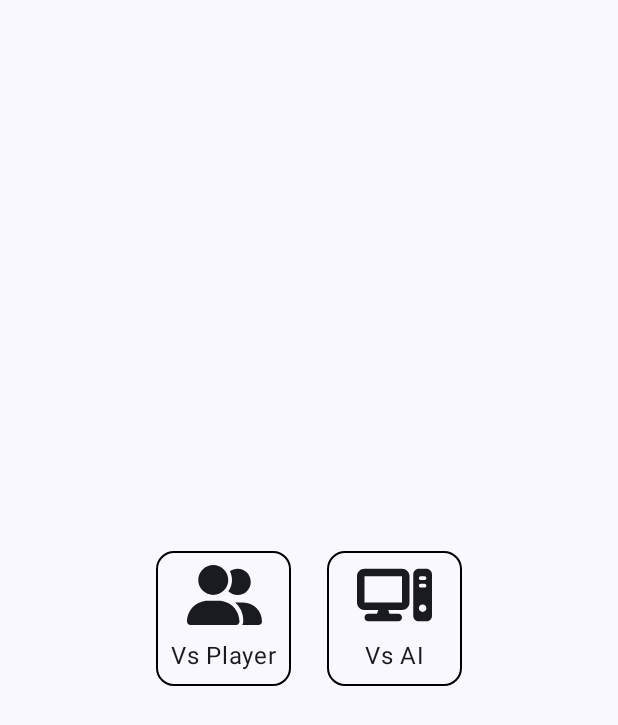
After one commit to AfiqN/Simple-tic-tac-toe, an Android app built with Jetpack Compose: the composable LandingScreen shown on its own in the app's theme, on a phone screen of 412 x 824 dp. The commit adds this screen. Shown: the top 725 px of the screen. Run offline under Robolectric (Android 15) with nearby library versions, the phone set to English and light mode, and no system bars.

Commit message:
game option configuration init

```diff
--- a/app/build.gradle.kts
+++ b/app/build.gradle.kts
@@ -60,6 +60,7 @@ dependencies {
     implementation(libs.androidx.ui.tooling.preview)
     implementation(libs.androidx.material3)
     implementation(libs.androidx.ui.text.google.fonts)
+    implementation(libs.androidx.navigation.compose)
     testImplementation(libs.junit)
     androidTestImplementation(libs.androidx.junit)
     androidTestImplementation(libs.androidx.espresso.core)
--- /dev/null
+++ b/app/src/main/java/com/afiqn/gameapp/ui/landingpage/LandingScreen.kt
@@ -0,0 +1,95 @@
+package com.afiqn.gameapp.ui.landingpage
+
+import androidx.compose.foundation.border
+import androidx.compose.foundation.clickable
+import androidx.compose.foundation.layout.Arrangement
+import androidx.compose.foundation.layout.Box
+import androidx.compose.foundation.layout.Column
+import androidx.compose.foundation.layout.Row
+import androidx.compose.foundation.layout.Spacer
+import androidx.compose.foundation.layout.fillMaxSize
+import androidx.compose.foundation.layout.padding
+import androidx.compose.foundation.layout.size
+import androidx.compose.material3.Icon
+import androidx.compose.material3.Shapes
+import androidx.compose.material3.Text
+import androidx.compose.runtime.Composable
+import androidx.compose.ui.Alignment
+import androidx.compose.ui.Modifier
+import androidx.compose.ui.draw.clip
+import androidx.compose.ui.graphics.Color
+import androidx.compose.ui.graphics.painter.Painter
+import androidx.compose.ui.res.painterResource
+import androidx.compose.ui.tooling.preview.Preview
+import androidx.compose.ui.unit.dp
+import com.afiqn.gameapp.R
+import com.afiqn.gameapp.ui.theme.AppTheme
+
+@Composable
+fun LandingScreen() {
+    Row(
+        modifier = Modifier
+            .fillMaxSize(),
+        horizontalArrangement = Arrangement.Center,
+        verticalAlignment = Alignment.CenterVertically
+    ) {
+        OptionButton(
+            text = "Vs Player",
+            icon = painterResource(id = R.drawable.ic_player)
+        )
+        Spacer(modifier = Modifier.size(24.dp))
+        OptionButton(
+            text = "Vs AI",
+            icon = painterResource(id = R.drawable.ic_computer)
+        )
+    }
+}
+
+@Composable
+fun OptionButton(
+    modifier: Modifier = Modifier,
+    onClick: () -> Unit = {},
+    text: String,
+    icon: Painter? = null
+) {
+    Box(
+        modifier = modifier
+            .size(90.dp)
+            .clickable { onClick() }
+            .border(
+                1.dp,
+                Color.Black,
+                Shapes().medium
+            )
+            .clip(Shapes().medium),
+        contentAlignment = Alignment.Center
+    ) {
+        Column(
+            horizontalAlignment = Alignment.CenterHorizontally,
+            verticalArrangement = Arrangement.Center
+        ){
+            if (icon != null) {
+                Icon(
+                    modifier = Modifier
+                        .weight(1f)
+                        .size(50.dp),
+                    painter = icon,
+                    contentDescription = null
+                )
+            }
+            Text(
+                modifier = Modifier
+                    .padding(bottom = 8.dp),
+                text = text
+            )
+        }
+    }
+}
+
+@Preview(showBackground = true)
+@Composable
+fun DefaultPreview() {
+    AppTheme {
+        LandingScreen()
+    }
+}
--- /dev/null
+++ b/app/src/main/res/drawable/ic_computer.xml
@@ -0,0 +1,9 @@
+<vector xmlns:android="http://schemas.android.com/apk/res/android"
+    android:width="640dp"
+    android:height="512dp"
+    android:viewportWidth="640"
+    android:viewportHeight="512">
+  <path
+      android:fillColor="#FF000000"
+      android:pathData="M384,96l0,224L64,320 64,96l320,0zM64,32C28.7,32 0,60.7 0,96L0,320c0,35.3 28.7,64 64,64l117.3,0 -10.7,32L96,416c-17.7,0 -32,14.3 -32,32s14.3,32 32,32l256,0c17.7,0 32,-14.3 32,-32s-14.3,-32 -32,-32l-74.7,0 -10.7,-32L384,384c35.3,0 64,-28.7 64,-64l0,-224c0,-35.3 -28.7,-64 -64,-64L64,32zM528,32c-26.5,0 -48,21.5 -48,48l0,352c0,26.5 21.5,48 48,48l64,0c26.5,0 48,-21.5 48,-48l0,-352c0,-26.5 -21.5,-48 -48,-48l-64,0zM544,96l32,0c8.8,0 16,7.2 16,16s-7.2,16 -16,16l-32,0c-8.8,0 -16,-7.2 -16,-16s7.2,-16 16,-16zM528,176c0,-8.8 7.2,-16 16,-16l32,0c8.8,0 16,7.2 16,16s-7.2,16 -16,16l-32,0c-8.8,0 -16,-7.2 -16,-16zM560,336a32,32 0,1 1,0 64,32 32,0 1,1 0,-64z"/>
+</vector>
--- /dev/null
+++ b/app/src/main/res/drawable/ic_player.xml
@@ -0,0 +1,9 @@
+<vector xmlns:android="http://schemas.android.com/apk/res/android"
+    android:width="640dp"
+    android:height="512dp"
+    android:viewportWidth="640"
+    android:viewportHeight="512">
+  <path
+      android:fillColor="#FF000000"
+      android:pathData="M96,128a128,128 0,1 1,256 0A128,128 0,1 1,96 128zM0,482.3C0,383.8 79.8,304 178.3,304l91.4,0C368.2,304 448,383.8 448,482.3c0,16.4 -13.3,29.7 -29.7,29.7L29.7,512C13.3,512 0,498.7 0,482.3zM609.3,512l-137.8,0c5.4,-9.4 8.6,-20.3 8.6,-32l0,-8c0,-60.7 -27.1,-115.2 -69.8,-151.8c2.4,-0.1 4.7,-0.2 7.1,-0.2l61.4,0C567.8,320 640,392.2 640,481.3c0,17 -13.8,30.7 -30.7,30.7zM432,256c-31,0 -59,-12.6 -79.3,-32.9C372.4,196.5 384,163.6 384,128c0,-26.8 -6.6,-52.1 -18.3,-74.3C384.3,40.1 407.2,32 432,32c61.9,0 112,50.1 112,112s-50.1,112 -112,112z"/>
+</vector>
--- a/gradle/libs.versions.toml
+++ b/gradle/libs.versions.toml
@@ -9,6 +9,7 @@ lifecycleRuntimeKtx = "2.8.4"
 activityCompose = "1.9.1"
 composeBom = "2024.04.01"
 uiTextGoogleFonts = "1.6.8"
+navigationCompose = "2.7.7"
 
 [libraries]
 androidx-core-ktx = { group = "androidx.core", name = "core-ktx", version.ref = "coreKtx" }
@@ -26,6 +27,7 @@ androidx-ui-test-manifest = { group = "androidx.compose.ui", name = "ui-test-man
 androidx-ui-test-junit4 = { group = "androidx.compose.ui", name = "ui-test-junit4" }
 androidx-material3 = { group = "androidx.compose.material3", name = "material3" }
 androidx-ui-text-google-fonts = { group = "androidx.compose.ui", name = "ui-text-google-fonts", version.ref = "uiTextGoogleFonts" }
+androidx-navigation-compose = { group = "androidx.navigation", name = "navigation-compose", version.ref = "navigationCompose" }
 
 [plugins]
 android-application = { id = "com.android.application", version.ref = "agp" }
```
Also changed, not shown: app/src/main/java/com/afiqn/gameapp/GameNavHost.kt (added, +32 -0 lines), app/src/main/java/com/afiqn/gameapp/GameOptions.kt (added, +19 -0 lines), app/src/main/java/com/afiqn/gameapp/ui/tictactoe/TicTacToeScreen.kt (+16 -1 lines), app/src/main/java/com/afiqn/gameapp/ui/vs_ai/VsAIScreen.kt (added, +8 -0 lines), app/src/main/java/com/afiqn/gameapp/ui/vs_player/VsPlayerScreen.kt (added, +8 -0 lines), app/src/main/computer-playstore.png (added).
